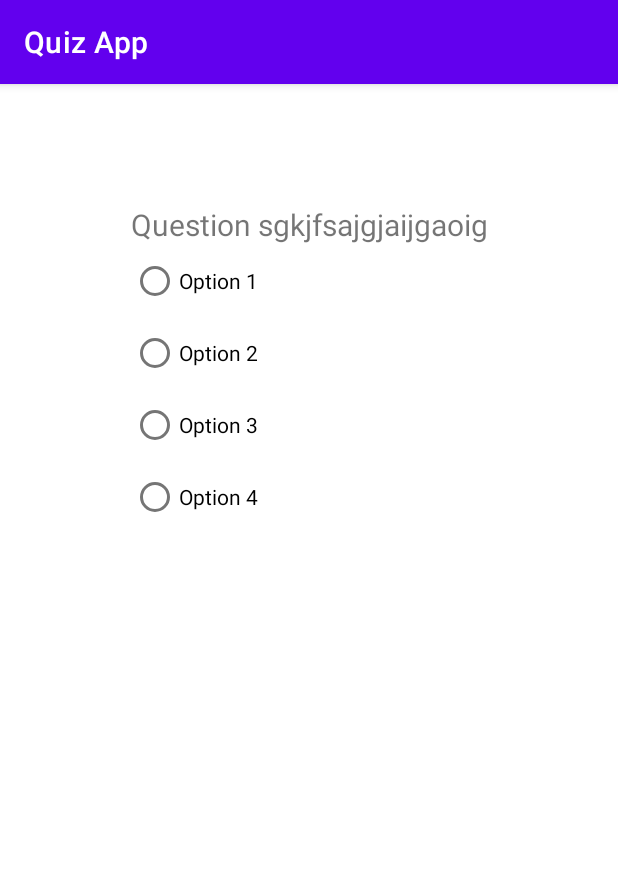
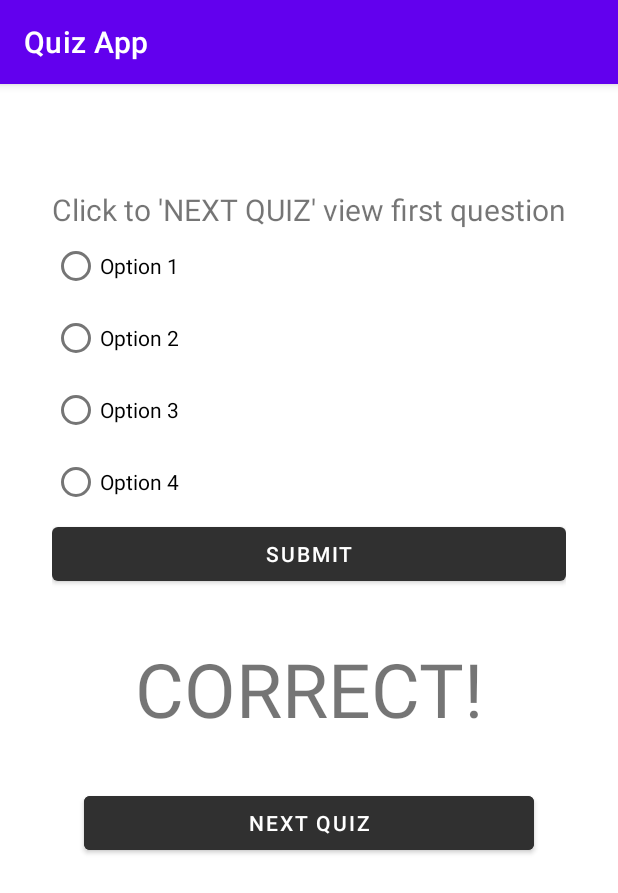
Before and after one commit to RupamDhar/Quiz-App, an Android app: the screen it shows after launch (MainActivity), on a phone screen of 412 x 824 dp. Shown: the top 893 px of the screen. Run offline under Robolectric (Android 15) with nearby library versions, the phone set to English and light mode, and no system bars; our stand-ins replace Volley.

Commit message:
JSONfetch Commit

```diff
--- a/QuizApp/app/build.gradle
+++ b/QuizApp/app/build.gradle
@@ -3,7 +3,7 @@ plugins {
 }
 
 android {
-    compileSdkVersion 30
+    compileSdkVersion 31
     buildToolsVersion "30.0.2"
 
     defaultConfig {
@@ -36,4 +36,6 @@ dependencies {
     testImplementation 'junit:junit:4.+'
     androidTestImplementation 'androidx.test.ext:junit:1.1.3'
     androidTestImplementation 'androidx.test.espresso:espresso-core:3.4.0'
+
+    implementation 'com.android.volley:volley:1.2.1'
 }
--- a/QuizApp/app/src/main/AndroidManifest.xml
+++ b/QuizApp/app/src/main/AndroidManifest.xml
@@ -1,6 +1,7 @@
 <?xml version="1.0" encoding="utf-8"?>
 <manifest xmlns:android="http://schemas.android.com/apk/res/android"
     package="com.example.quizapp">
+    <uses-permission android:name="android.permission.INTERNET"/>
 
     <application
         android:allowBackup="true"
--- a/QuizApp/app/src/main/java/com/example/quizapp/MainActivity.java
+++ b/QuizApp/app/src/main/java/com/example/quizapp/MainActivity.java
@@ -2,6 +2,27 @@ package com.example.quizapp;
 
 import androidx.appcompat.app.AppCompatActivity;
 import android.os.Bundle;
+import android.util.Log;
+import android.view.View;
+import android.widget.Button;
+import android.widget.RadioButton;
+import android.widget.RadioGroup;
+import android.widget.TextView;
+import android.widget.Toast;
+
+import com.android.volley.Request;
+import com.android.volley.RequestQueue;
+import com.android.volley.Response;
+import com.android.volley.VolleyError;
+import com.android.volley.toolbox.JsonObjectRequest;
+import com.android.volley.toolbox.Volley;
+
+import org.json.JSONArray;
+import org.json.JSONException;
+import org.json.JSONObject;
+
+import java.util.ArrayList;
+import java.util.Random;
 
 public class MainActivity extends AppCompatActivity
 {
@@ -11,6 +32,70 @@ public class MainActivity extends AppCompatActivity
         super.onCreate(savedInstanceState);
         setContentView(R.layout.activity_main);
 
+        RadioGroup radioGroup = (RadioGroup) findViewById(R.id.radioGrp);
+        TextView question = (TextView) findViewById(R.id.question);
+        TextView result = (TextView) findViewById(R.id.result);
+        Button submit = (Button) findViewById(R.id.submitBtn);
+        Button next = (Button) findViewById(R.id.nxtBtn);
 
+        /*ArrayList<String> category = new ArrayList<>();
+        category.add("Politics");
+        category.add("Entertainment: Video Games");
+        category.add("Geography");
+        category.add("Vehicles");
+        category.add("Entertainment: Music");
+        category.add("History");
+        category.add("Entertainment: Video Games");
+        category.add("Sports");
+        category.add("Entertainment: Television");
+        category.add("Entertainment: Video Games");*/
+        RequestQueue queue = new Volley().newRequestQueue(MainActivity.this);
+
+        next.setOnClickListener(new View.OnClickListener()
+        {
+            @Override
+            public void onClick(View v)
+            {
+                //RequestQueue queue = new Volley().newRequestQueue(MainActivity.this);
+                String url = "https://opentdb.com/api.php?amount=10";
+                /*Random random = new Random();
+                String quizCat = category.get(random.nextInt(10));*/
+
+                Toast.makeText(MainActivity.this, "clicked", Toast.LENGTH_SHORT).show();
+
+                JsonObjectRequest jsonObjectRequest = new JsonObjectRequest
+                        (Request.Method.GET, url, null, new Response.Listener<JSONObject>()
+                        {
+                            @Override
+                            public void onResponse(JSONObject response)
+                            {
+                                Toast.makeText(MainActivity.this, "response received", Toast.LENGTH_SHORT).show();
+                                try
+                                {
+                                    Toast.makeText(MainActivity.this, "pre", Toast.LENGTH_SHORT).show();
+                                    //trying to display "multiple" from first object in jsonarray "result"
+                                    JSONArray resultArr = response.getJSONArray("result");
+                                    JSONObject obj = resultArr.getJSONObject(0);
+                                    question.setText(obj.getString("question"));
+                                    //Toast.makeText(MainActivity.this, ""+obj.getString("type"), Toast.LENGTH_SHORT).show();
+                                    Toast.makeText(MainActivity.this, "post", Toast.LENGTH_SHORT).show();
+                                }
+                                catch (Exception e)
+                                {
+                                    e.printStackTrace();
+                                }
+                            }
+                        }, new Response.ErrorListener()
+                        {
+                            @Override
+                            public void onErrorResponse(VolleyError error)
+                            {
+                                // TODO: Handle error
+                                Toast.makeText(MainActivity.this, "Error!", Toast.LENGTH_SHORT).show();
+                            }
+                        });
+                queue.add(jsonObjectRequest);
+            }
+        });
     }
 }
--- a/QuizApp/app/src/main/res/layout/activity_main.xml
+++ b/QuizApp/app/src/main/res/layout/activity_main.xml
@@ -4,13 +4,16 @@
     xmlns:tools="http://schemas.android.com/tools"
     android:layout_width="match_parent"
     android:layout_height="match_parent"
+    android:paddingLeft="16dp"
+    android:paddingRight="16dp"
     tools:context=".MainActivity">
 
     <LinearLayout
+        android:id="@+id/linearLayout"
         android:layout_width="wrap_content"
         android:layout_height="wrap_content"
         android:layout_centerInParent="true"
-        android:layout_marginTop="80dp"
+        android:layout_marginTop="70dp"
         android:orientation="vertical"
         app:layout_constraintEnd_toEndOf="parent"
         app:layout_constraintStart_toStartOf="parent"
@@ -20,10 +23,11 @@
             android:id="@+id/question"
             android:layout_width="wrap_content"
             android:layout_height="wrap_content"
-            android:text="Question sgkjfsajgjaijgaoig"
+            android:text="Click to 'NEXT QUIZ' view first question"
             android:textSize="20dp" />
 
         <RadioGroup
+            android:id="@+id/radioGrp"
             android:layout_width="wrap_content"
             android:layout_height="wrap_content">
 
@@ -53,6 +57,36 @@
 
         </RadioGroup>
 
+        <Button
+            android:id="@+id/submitBtn"
+            android:layout_width="match_parent"
+            android:layout_height="wrap_content"
+            android:layout_gravity="center"
+            android:text="SUBMIT"
+            app:backgroundTint="#303030" />
+
     </LinearLayout>
 
+    <TextView
+        android:id="@+id/result"
+        android:layout_width="wrap_content"
+        android:layout_height="wrap_content"
+        android:layout_marginTop="32dp"
+        android:text="CORRECT!"
+        android:textSize="50dp"
+        app:layout_constraintEnd_toEndOf="parent"
+        app:layout_constraintStart_toStartOf="parent"
+        app:layout_constraintTop_toBottomOf="@+id/linearLayout" />
+
+    <Button
+        android:id="@+id/nxtBtn"
+        android:layout_width="300dp"
+        android:layout_height="wrap_content"
+        android:layout_marginTop="32dp"
+        android:backgroundTint="#303030"
+        android:text="NEXT QUIZ"
+        app:layout_constraintEnd_toEndOf="parent"
+        app:layout_constraintStart_toStartOf="parent"
+        app:layout_constraintTop_toBottomOf="@+id/result" />
+
 </androidx.constraintlayout.widget.ConstraintLayout>
```
